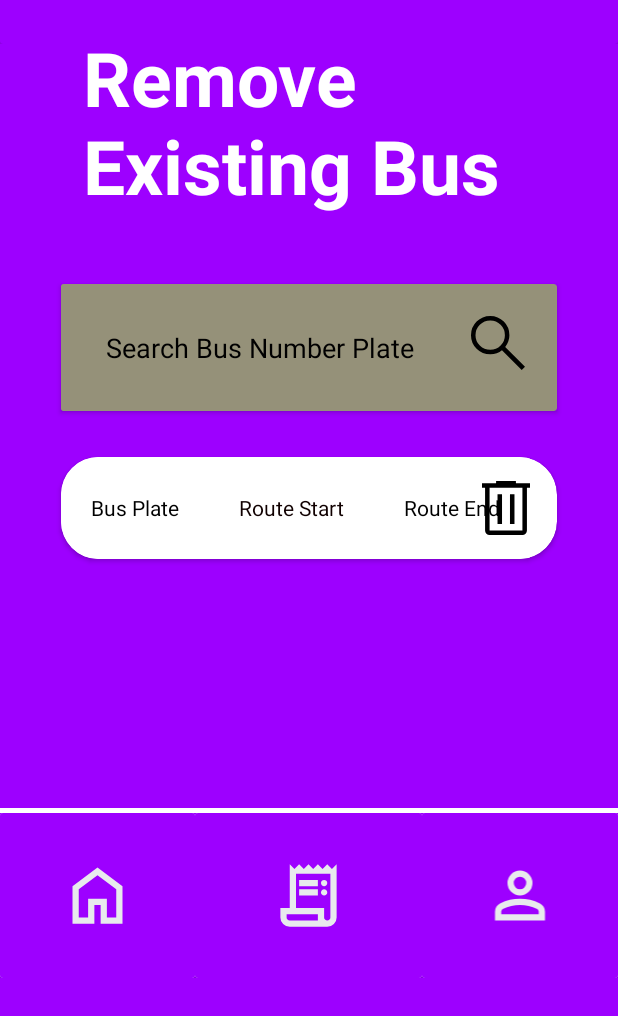
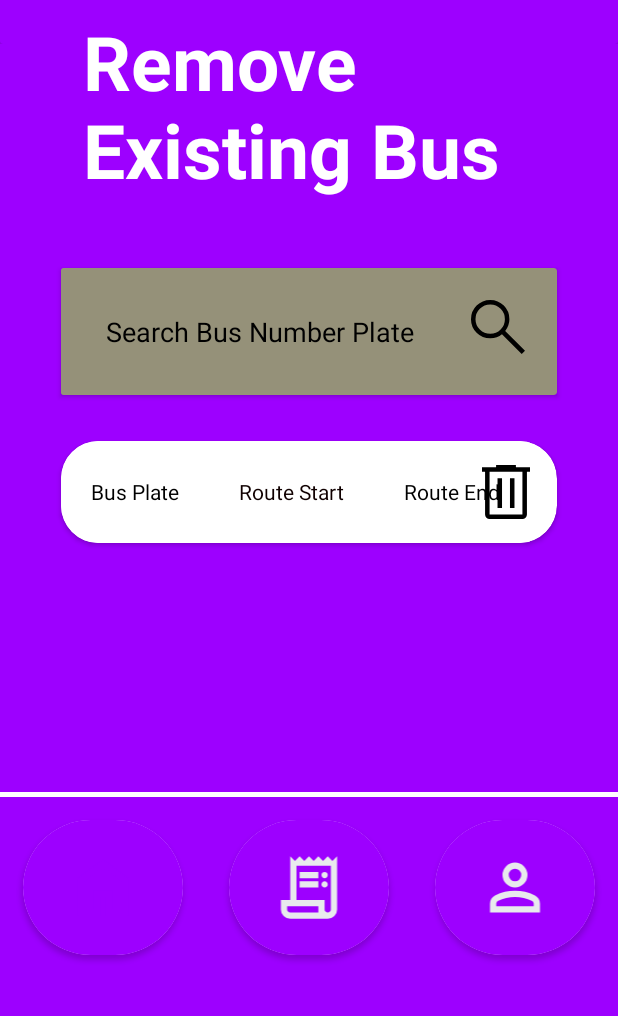
Before and after one commit to James-Muthama/Matatu-Pap-Admin-App, an Android app: the screen it shows after launch once a user with an empty profile is signed in (RemoveBusPageActivity), after a tap on "Remove Existing Bus", on a phone screen of 412 x 824 dp, the part 220-1236 px from its top. Run offline under Robolectric (Android 15) with nearby library versions, the phone set to English and light mode, and no system bars; our stand-ins replace Firebase (no records; nobody signed in at launch, a user with empty details on screens opened directly); 1 statement that could not run was skipped.

```diff
--- a/app/src/main/res/drawable/home_icon.xml
+++ b/app/src/main/res/drawable/home_icon.xml
@@ -5,5 +5,5 @@
     android:viewportHeight="960">
   <path
       android:pathData="M240,760h120v-240h240v240h120v-360L480,220 240,400v360ZM160,840v-480l320,-240 320,240v480L520,840v-240h-80v240L160,840ZM480,490Z"
-      android:fillColor="#e8eaed"/>
+      android:fillColor="#9D00FF"/>
 </vector>
--- a/app/src/main/res/layout/remove_bus_page.xml
+++ b/app/src/main/res/layout/remove_bus_page.xml
@@ -1,10 +1,102 @@
 <?xml version="1.0" encoding="utf-8"?>
 <androidx.constraintlayout.widget.ConstraintLayout xmlns:android="http://schemas.android.com/apk/res/android"
     xmlns:app="http://schemas.android.com/apk/res-auto"
+    xmlns:tools="http://schemas.android.com/tools"
     android:layout_width="match_parent"
     android:layout_height="match_parent"
     android:layout_gravity="center"
     android:background="#9D00FF">
+
+    <LinearLayout
+        android:id="@+id/white_line_design"
+        android:layout_width="0dp"
+        android:layout_height="3dp"
+        android:background="#FFFFFF"
+        android:orientation="horizontal"
+        app:layout_constraintBottom_toTopOf="@+id/bottom_nav_bar"
+        app:layout_constraintEnd_toEndOf="parent"
+        app:layout_constraintStart_toStartOf="parent">
+
+    </LinearLayout>
+
+    <LinearLayout
+        android:id="@+id/bottom_nav_bar"
+        android:layout_width="match_parent"
+        android:layout_height="wrap_content"
+        android:layout_marginBottom="25dp"
+        android:orientation="horizontal"
+        app:layout_constraintBottom_toBottomOf="parent"
+        app:layout_constraintEnd_toEndOf="parent"
+        app:layout_constraintStart_toStartOf="parent">
+
+        <androidx.cardview.widget.CardView
+            android:id="@+id/home_icon_card"
+            android:layout_width="wrap_content"
+            android:layout_height="wrap_content"
+            android:layout_gravity="center"
+            android:layout_margin="15dp"
+            android:layout_weight="1"
+            android:clickable="true"
+            android:focusable="true"
+            app:cardCornerRadius="50dp">
+
+            <ImageView
+                android:id="@+id/home_icon"
+                android:layout_width="match_parent"
+                android:layout_height="match_parent"
+                android:layout_gravity="left"
+                android:background="#9D00FF"
+                android:contentDescription="@string/home_icon_description"
+                android:padding="20dp"
+                android:src="@drawable/home_icon" /> <!-- Content description added -->
+
+        </androidx.cardview.widget.CardView>
+
+        <androidx.cardview.widget.CardView
+            android:id="@+id/receipts_icon_card"
+            android:layout_width="wrap_content"
+            android:layout_height="wrap_content"
+            android:layout_gravity="center"
+            android:layout_margin="15dp"
+            android:layout_weight="1"
+            android:clickable="true"
+            android:focusable="true"
+            app:cardCornerRadius="50dp">
+
+            <ImageView
+                android:id="@+id/receipts_icon"
+                android:layout_width="match_parent"
+                android:layout_height="match_parent"
+                android:layout_gravity="center"
+                android:background="#9D00FF"
+                android:contentDescription="@string/receipts_icon_description"
+                android:padding="20dp"
+                android:src="@drawable/receipt_icon" /> <!-- Content description added -->
+
+        </androidx.cardview.widget.CardView>
+
+        <androidx.cardview.widget.CardView
+            android:id="@+id/profile_icon_card"
+            android:layout_width="wrap_content"
+            android:layout_height="wrap_content"
+            android:layout_gravity="center"
+            android:layout_margin="15dp"
+            android:layout_weight="1"
+            android:clickable="true"
+            android:focusable="true"
+            app:cardCornerRadius="50dp">
+
+            <ImageView
+                android:id="@+id/profile_icon"
+                android:layout_width="match_parent"
+                android:layout_height="match_parent"
+                android:background="#9D00FF"
+                android:contentDescription="@string/profile_icon_description"
+                android:padding="20dp"
+                android:src="@drawable/person_icon" /> <!-- Content description added -->
+
+        </androidx.cardview.widget.CardView>
+    </LinearLayout>
 
     <LinearLayout
         android:id="@+id/top_nav_bar"
@@ -167,86 +259,4 @@
         <!-- Button: Submit -->
     </LinearLayout>
 
-    <LinearLayout
-        android:id="@+id/white_line_design"
-        android:layout_width="0dp"
-        android:layout_height="3dp"
-        android:background="#FFFFFF"
-        android:orientation="horizontal"
-        app:layout_constraintBottom_toTopOf="@+id/bottom_nav_bar"
-        app:layout_constraintEnd_toEndOf="parent"
-        app:layout_constraintStart_toStartOf="parent">
-
-    </LinearLayout>
-
-    <LinearLayout
-        android:id="@+id/bottom_nav_bar"
-        android:layout_width="match_parent"
-        android:layout_height="wrap_content"
-        android:layout_marginBottom="25dp"
-        android:orientation="horizontal"
-        app:layout_constraintBottom_toBottomOf="parent"
-        app:layout_constraintEnd_toEndOf="parent"
-        app:layout_constraintStart_toStartOf="parent">
-
-        <androidx.cardview.widget.CardView
-            android:id="@+id/home_icon_card"
-            android:layout_width="wrap_content"
-            android:layout_height="wrap_content"
-            android:layout_weight="1"
-            android:clickable="true"
-            android:focusable="true">
-
-            <ImageView
-                android:id="@+id/home_icon"
-                android:layout_width="match_parent"
-                android:layout_height="match_parent"
-                android:layout_gravity="left"
-                android:background="#9D00FF"
-                android:contentDescription="@string/home_icon_description"
-                android:padding="30dp"
-                android:src="@drawable/home_icon" /> <!-- Content description added -->
-
-        </androidx.cardview.widget.CardView>
-
-        <androidx.cardview.widget.CardView
-            android:id="@+id/receipts_icon_card"
-            android:layout_width="wrap_content"
-            android:layout_height="wrap_content"
-            android:layout_weight="2"
-            android:clickable="true"
-            android:focusable="true">
-
-            <ImageView
-                android:id="@+id/receipts_icon"
-                android:layout_width="match_parent"
-                android:layout_height="match_parent"
-                android:layout_gravity="center"
-                android:background="#9D00FF"
-                android:contentDescription="@string/receipts_icon_description"
-                android:padding="30dp"
-                android:src="@drawable/receipt_icon" /> <!-- Content description added -->
-
-        </androidx.cardview.widget.CardView>
-
-        <androidx.cardview.widget.CardView
-            android:id="@+id/profile_icon_card"
-            android:layout_width="wrap_content"
-            android:layout_height="wrap_content"
-            android:layout_weight="1"
-            android:clickable="true"
-            android:focusable="true">
-
-            <ImageView
-                android:id="@+id/profile_icon"
-                android:layout_width="match_parent"
-                android:layout_height="match_parent"
-                android:background="#9D00FF"
-                android:contentDescription="@string/profile_icon_description"
-                android:padding="30dp"
-                android:src="@drawable/person_icon" /> <!-- Content description added -->
-
-        </androidx.cardview.widget.CardView>
-    </LinearLayout>
-
 </androidx.constraintlayout.widget.ConstraintLayout>
```
Also changed, not shown: app/src/main/res/layout/activity_main.xml (+17 -8 lines), app/src/main/res/layout/add_bus_page.xml (+16 -7 lines), app/src/main/res/layout/add_route_page.xml (+18 -10 lines), app/src/main/res/layout/change_route_prices_page.xml (+92 -82 lines), app/src/main/res/layout/login_page.xml (+1 -17 lines), app/src/main/res/layout/profile.xml (+93 -82 lines), app/src/main/res/layout/receipts_page.xml (+21 -10 lines).
